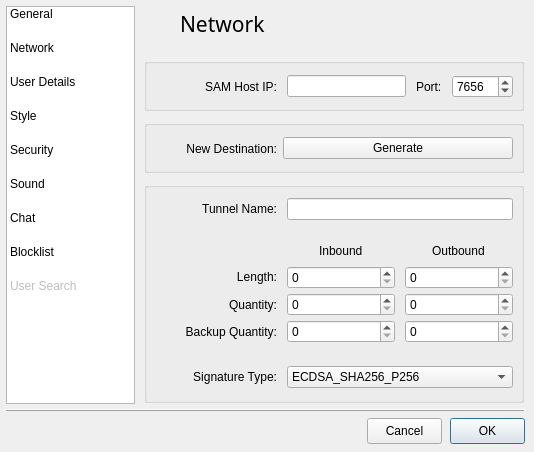
Old version of the form src/gui/form_settingsgui.ui in the repository vituperative/i2pchat.
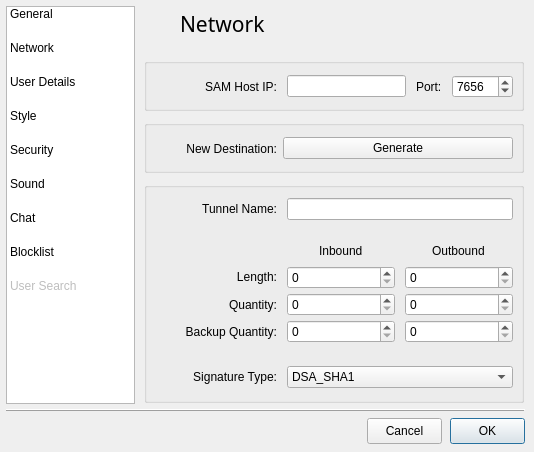
New version of the form. The open tabs and pages were chosen to show the change. Icons and pictures are not drawn.

Commit message: Fix sigtype names for (R)ED25519

Diff of the .ui file:
```diff
--- a/src/gui/form_settingsgui.ui
+++ b/src/gui/form_settingsgui.ui
@@ -897,6 +897,11 @@
           <property name="enabled">
            <bool>true</bool>
           </property>
+          <item>
+           <property name="text">
+            <string>DSA_SHA1</string>
+           </property>
+          </item>
           <item>
            <property name="text">
             <string>ECDSA_SHA256_P256</string>
```
Left out of the diff: 4 changed lines with no effect on the pictures. The commit also changes 2 other files.
